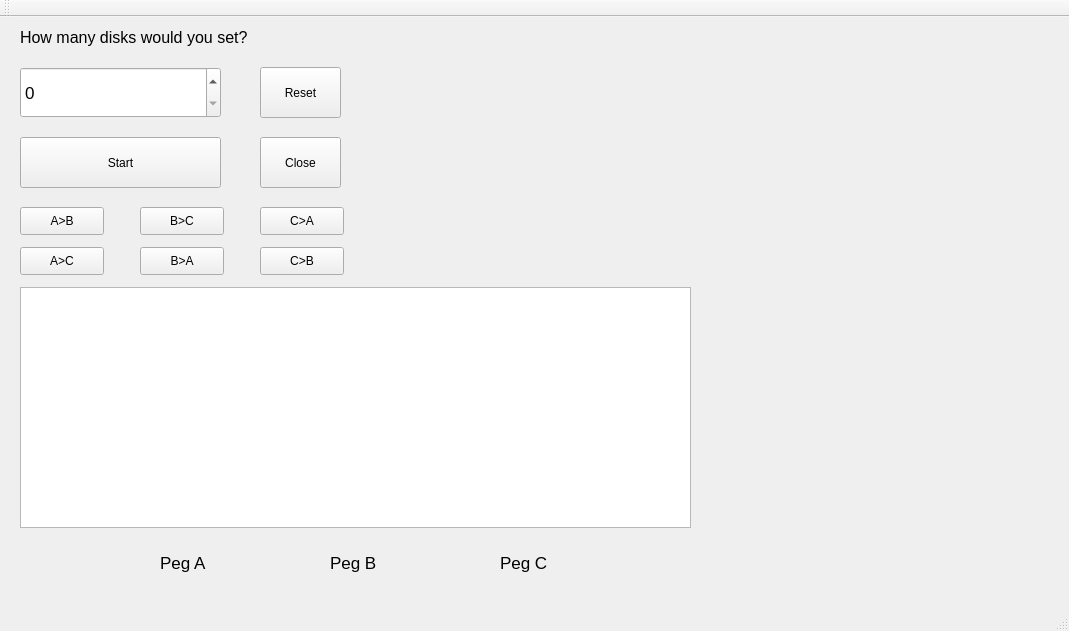
This is student/13/hanoi/mainwindow.ui in junyuan-fang/Ohjelmointi2 as Qt 5 draws it before an edit. The edited form follows.
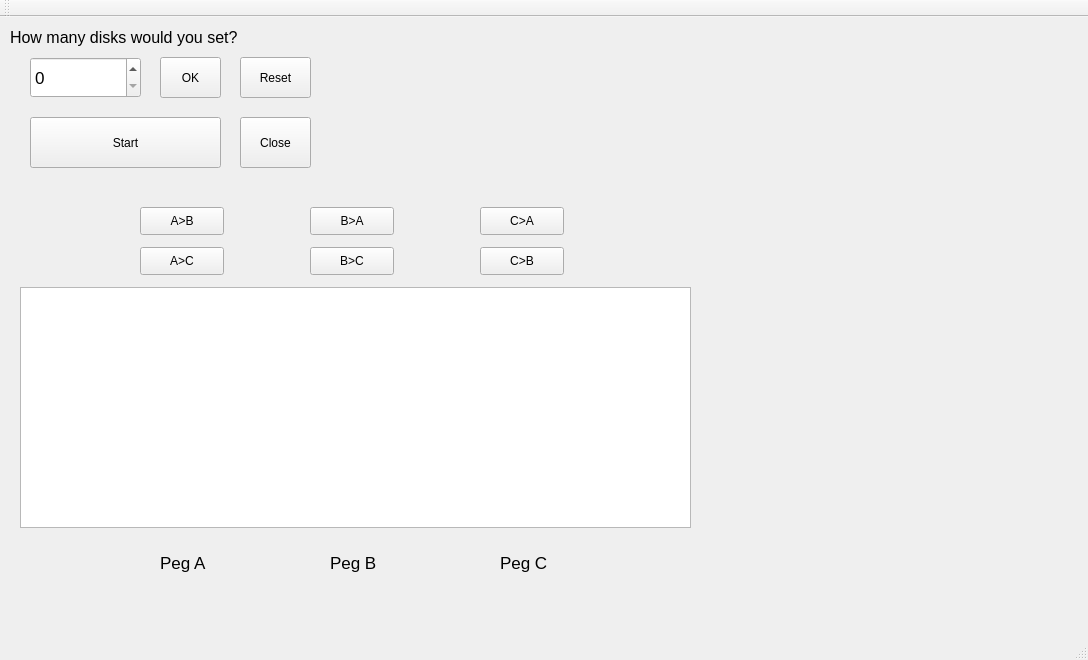
This is the edited form.

Commit message: add a ok button for confirming get a number from the "spin box"

The edit to the form file:
```diff
--- a/student/13/hanoi/mainwindow.ui
+++ b/student/13/hanoi/mainwindow.ui
@@ -6,8 +6,8 @@
    <rect>
     <x>0</x>
     <y>0</y>
-    <width>1069</width>
-    <height>631</height>
+    <width>1088</width>
+    <height>660</height>
    </rect>
   </property>
   <property name="windowTitle">
@@ -27,7 +27,7 @@
    <widget class="QLabel" name="label">
     <property name="geometry">
      <rect>
-      <x>20</x>
+      <x>10</x>
       <y>10</y>
       <width>281</width>
       <height>20</height>
@@ -45,10 +45,10 @@
    <widget class="QSpinBox" name="spinBox">
     <property name="geometry">
      <rect>
-      <x>20</x>
-      <y>50</y>
-      <width>201</width>
-      <height>51</height>
+      <x>30</x>
+      <y>40</y>
+      <width>111</width>
+      <height>41</height>
      </rect>
     </property>
     <property name="font">
@@ -60,9 +60,9 @@
    <widget class="QPushButton" name="start">
     <property name="geometry">
      <rect>
-      <x>20</x>
-      <y>120</y>
-      <width>201</width>
+      <x>30</x>
+      <y>100</y>
+      <width>191</width>
       <height>51</height>
      </rect>
     </property>
@@ -73,10 +73,10 @@
    <widget class="QPushButton" name="reset">
     <property name="geometry">
      <rect>
-      <x>260</x>
-      <y>50</y>
-      <width>81</width>
-      <height>51</height>
+      <x>240</x>
+      <y>40</y>
+      <width>71</width>
+      <height>41</height>
      </rect>
     </property>
     <property name="text">
@@ -140,7 +140,7 @@
    <widget class="QPushButton" name="a_b">
     <property name="geometry">
      <rect>
-      <x>20</x>
+      <x>140</x>
       <y>190</y>
       <width>84</width>
       <height>28</height>
@@ -153,8 +153,8 @@
    <widget class="QPushButton" name="b_c">
     <property name="geometry">
      <rect>
-      <x>140</x>
-      <y>190</y>
+      <x>310</x>
+      <y>230</y>
       <width>84</width>
       <height>28</height>
      </rect>
@@ -166,7 +166,7 @@
    <widget class="QPushButton" name="a_c">
     <property name="geometry">
      <rect>
-      <x>20</x>
+      <x>140</x>
       <y>230</y>
       <width>84</width>
       <height>28</height>
@@ -179,8 +179,8 @@
    <widget class="QPushButton" name="b_a">
     <property name="geometry">
      <rect>
-      <x>140</x>
-      <y>230</y>
+      <x>310</x>
+      <y>190</y>
       <width>84</width>
       <height>28</height>
      </rect>
@@ -192,7 +192,7 @@
    <widget class="QPushButton" name="c_a">
     <property name="geometry">
      <rect>
-      <x>260</x>
+      <x>480</x>
       <y>190</y>
       <width>84</width>
       <height>28</height>
@@ -205,7 +205,7 @@
    <widget class="QPushButton" name="c_b">
     <property name="geometry">
      <rect>
-      <x>260</x>
+      <x>480</x>
       <y>230</y>
       <width>84</width>
       <height>28</height>
@@ -218,9 +218,9 @@
    <widget class="QPushButton" name="pushButton">
     <property name="geometry">
      <rect>
-      <x>260</x>
-      <y>120</y>
-      <width>81</width>
+      <x>240</x>
+      <y>100</y>
+      <width>71</width>
       <height>51</height>
      </rect>
     </property>
@@ -228,6 +228,19 @@
      <string>Close</string>
     </property>
    </widget>
+   <widget class="QPushButton" name="ok">
+    <property name="geometry">
+     <rect>
+      <x>160</x>
+      <y>40</y>
+      <width>61</width>
+      <height>41</height>
+     </rect>
+    </property>
+    <property name="text">
+     <string>OK</string>
+    </property>
+   </widget>
   </widget>
   <widget class="QMenuBar" name="menuBar">
    <property name="geometry">
```
Left out of the diff: 18 changed lines with no effect on the pictures. The commit also changes 2 other files.
